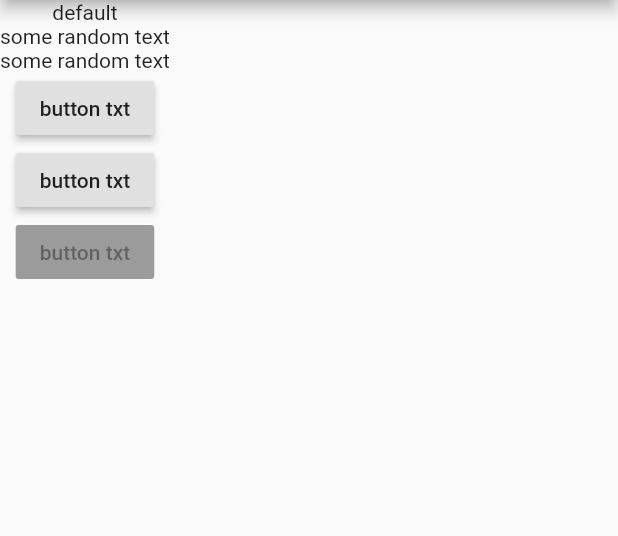
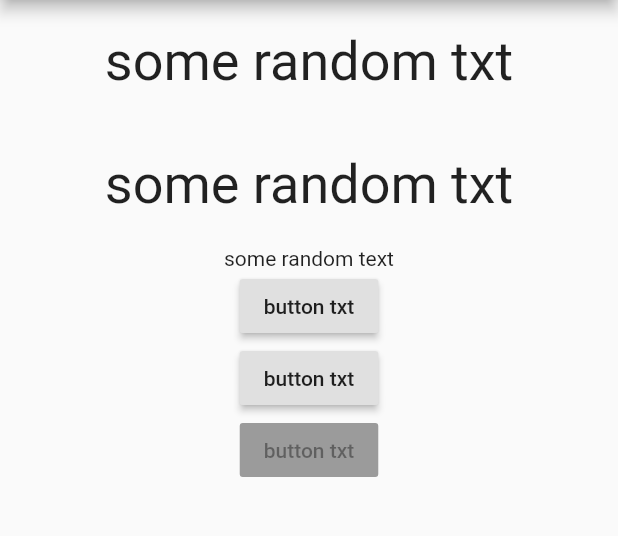
Before and after one commit to behdadn77/flutter_playground, a Flutter app: the screen it shows after launch, on a phone screen of 412 x 824 dp, the part 84-620 px from its top. Run offline on Flutter 3.47's test engine with Material 2 defaults, Android fonts, the phone set to English and light mode, and no system bars.

```diff
--- a/lib/main.dart
+++ b/lib/main.dart
@@ -1,4 +1,5 @@
 import 'package:flutter/material.dart';
+import 'package:flutter_playground/MyCustomWidget.dart';
 
 void main() => runApp(MyApp());
 
@@ -28,8 +29,8 @@ class _MyAppState extends State<MyApp> {
         ),
         body: Column(
           children: [
-            Text(duckText),
-            Text('some random text'),
+            MyCustomWidget(duckText),
+            MyCustomWidget('some random text'),
             Text('some random text'),
             RaisedButton(
               child: Text('button txt'),
--- /dev/null
+++ b/lib/myCustomWidget.dart
@@ -0,0 +1,22 @@
+import 'package:flutter/material.dart';
+
+class MyCustomWidget extends StatelessWidget {
+
+  final String passedTxt;
+
+  const MyCustomWidget(this.passedTxt) ;
+
+
+  @override
+  Widget build(BuildContext context) {
+    return Container(
+      width: double.infinity,
+      margin: EdgeInsets.all(20),
+      child: Text(
+        'some random txt',
+        style: TextStyle(fontSize: 36),
+        textAlign: TextAlign.center,
+      ),
+    );
+  }
+}
```
